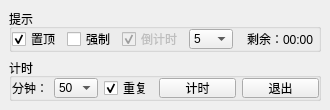
The window that timed_relax.ui (sunalin/timed_relax) describes before a commit, drawn with Qt 5.
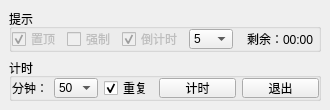
The same window after the commit.

Commit message: feat: 每次切换窗口使背景n秒内可击

The edit to the form file:
```diff
--- a/timed_relax.ui
+++ b/timed_relax.ui
@@ -58,6 +58,9 @@
       </property>
       <item>
        <widget class="QCheckBox" name="tip_top">
+        <property name="enabled">
+         <bool>false</bool>
+        </property>
         <property name="text">
          <string>置顶</string>
         </property>
@@ -68,6 +71,9 @@
       </item>
       <item>
        <widget class="QCheckBox" name="tip_break">
+        <property name="enabled">
+         <bool>false</bool>
+        </property>
         <property name="text">
          <string>强制</string>
         </property>
```
The commit also changes 1 other file.
